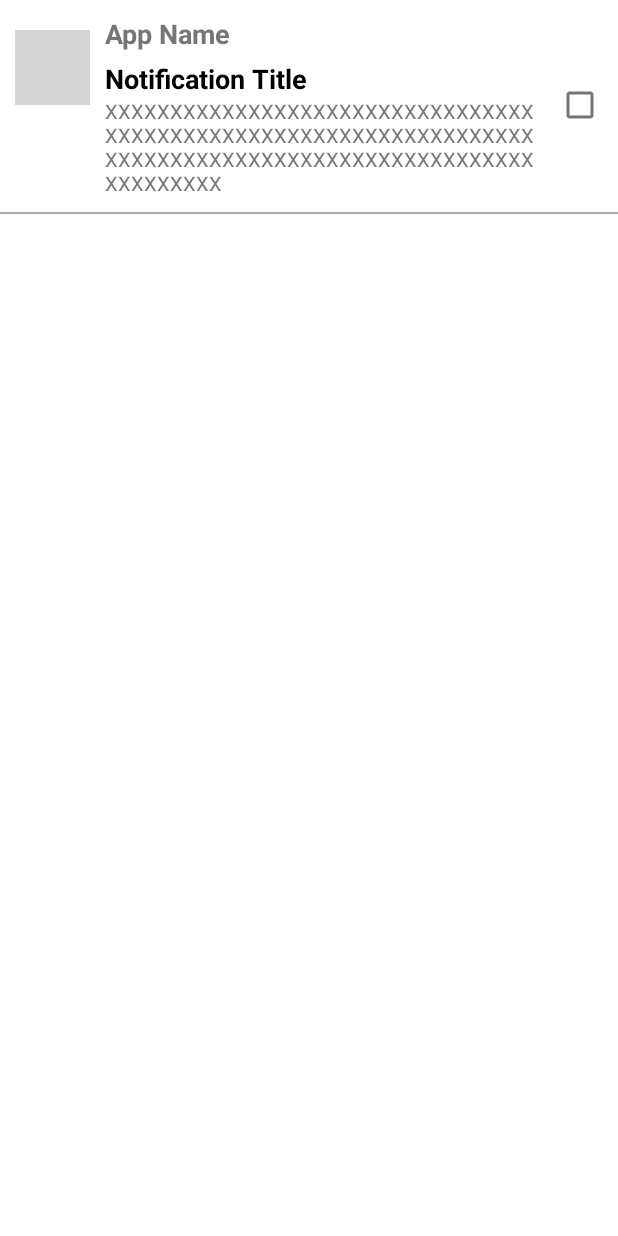
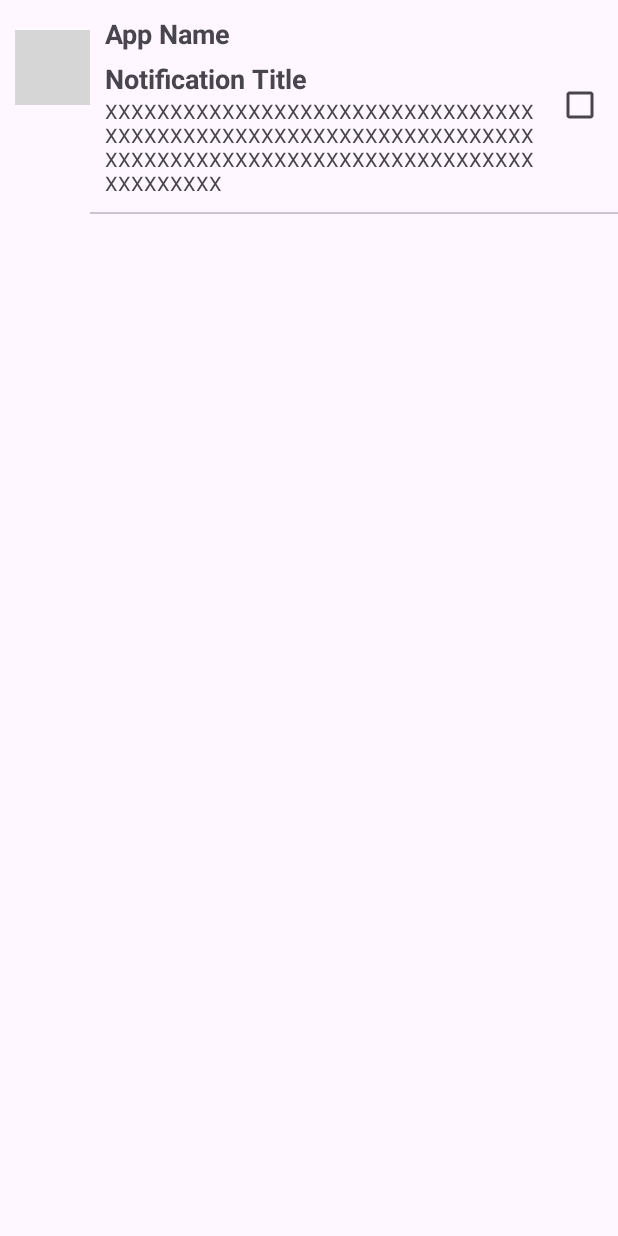
Before and after one commit to tjysdsg/notification_remover, an Android app: the layout notification_item_view.xml on its own in the app's theme, with its tools: preview values and no code run, on a phone screen of 412 x 824 dp. Run offline under Robolectric (Android 15) with nearby library versions, the phone set to English and light mode, and no system bars; grey boxes are pictures that could not be loaded.

Commit message:
Fix visual

```diff
--- a/app/src/main/java/com/tjysdsg/notification_remover/MainActivity.java
+++ b/app/src/main/java/com/tjysdsg/notification_remover/MainActivity.java
@@ -8,6 +8,8 @@ import android.widget.TextView;
 import androidx.recyclerview.widget.LinearLayoutManager;
 import androidx.recyclerview.widget.RecyclerView;
 import androidx.swiperefreshlayout.widget.SwipeRefreshLayout;
+
+import com.google.android.material.divider.MaterialDividerItemDecoration;
 
 public class MainActivity extends NotificationListenerActivity implements SwipeRefreshLayout.OnRefreshListener {
 
--- a/app/src/main/res/layout/notification_item_view.xml
+++ b/app/src/main/res/layout/notification_item_view.xml
@@ -33,7 +33,6 @@
                 android:layout_width="wrap_content"
                 android:layout_height="wrap_content"
                 android:text="App Name"
-                android:textColor="#757677"
                 android:textSize="8pt"
                 android:textStyle="bold" />
 
@@ -43,7 +42,6 @@
                 android:layout_height="wrap_content"
                 android:layout_marginTop="5dp"
                 android:text="Notification Title"
-                android:textColor="@color/black"
                 android:textSize="8pt"
                 android:textStyle="bold" />
 
@@ -52,7 +50,6 @@
                 android:layout_width="match_parent"
                 android:layout_height="wrap_content"
                 android:text="XXXXXXXXXXXXXXXXXXXXXXXXXXXXXXXXXXXXXXXXXXXXXXXXXXXXXXXXXXXXXXXXXXXXXXXXXXXXXXXXXXXXXXXXXXXXXXXXXXXXXXXXXXXX"
-                android:textColor="#757677"
                 android:textSize="6pt" />
         </LinearLayout>
 
@@ -63,10 +60,9 @@
             android:layout_gravity="center_vertical" />
     </LinearLayout>
 
-    <View
+    <com.google.android.material.divider.MaterialDivider
         android:layout_width="match_parent"
-        android:layout_height="1dp"
-        android:background="@android:color/darker_gray" />
-
+        android:layout_height="wrap_content"
+        app:dividerInsetStart="60dp" />
 
 </LinearLayout>
--- a/app/src/main/res/layout/service_permission_request_view.xml
+++ b/app/src/main/res/layout/service_permission_request_view.xml
@@ -27,13 +27,13 @@
             android:layout_weight="1"
             android:text="@string/notification_listener_service_explanation"
             android:textAlignment="textStart"
-            android:textColor="#333333"
             android:textSize="22sp"
             android:textStyle="bold"
             android:typeface="normal" />
 
         <Button
             android:id="@+id/enable_button"
+            style="@style/Widget.Material3.Button"
             android:layout_width="match_parent"
             android:layout_height="wrap_content"
             android:layout_marginHorizontal="20dp"
--- a/app/src/main/res/values-night/themes.xml
+++ b/app/src/main/res/values-night/themes.xml
@@ -1,9 +1,9 @@
 <resources xmlns:tools="http://schemas.android.com/tools">
     <!-- Base application theme. -->
-    <style name="Theme.NotificationRemover" parent="Theme.MaterialComponents.DayNight.DarkActionBar">
+    <style name="Theme.NotificationRemover" parent="Theme.Material3.DayNight.NoActionBar">
         <!-- Primary brand color. -->
         <item name="colorPrimary">@color/purple_200</item>
-        <item name="colorPrimaryVariant">@color/purple_700</item>
+        <item name="colorPrimaryVariant">#6221F3</item>
         <item name="colorOnPrimary">@color/black</item>
         <!-- Secondary brand color. -->
         <item name="colorSecondary">@color/teal_200</item>
--- a/app/src/main/res/values/strings.xml
+++ b/app/src/main/res/values/strings.xml
@@ -7,4 +7,5 @@
     <string name="notification_clear_btn">clear</string>
     <string name="enable_button">Enable</string>
     <string name="no_notifications_prompt">No notifications found</string>
+    <string name="pull_to_refresh">Pull to refresh</string>
 </resources>
--- a/app/src/main/res/values/themes.xml
+++ b/app/src/main/res/values/themes.xml
@@ -1,9 +1,9 @@
 <resources xmlns:tools="http://schemas.android.com/tools">
     <!-- Base application theme. -->
-    <style name="Theme.NotificationRemover" parent="Theme.MaterialComponents.DayNight.DarkActionBar">
+    <style name="Theme.NotificationRemover" parent="Theme.Material3.DayNight.NoActionBar">
         <!-- Primary brand color. -->
         <item name="colorPrimary">@color/purple_500</item>
-        <item name="colorPrimaryVariant">@color/purple_700</item>
+        <item name="colorPrimaryVariant">@color/purple_200</item>
         <item name="colorOnPrimary">@color/white</item>
         <!-- Secondary brand color. -->
         <item name="colorSecondary">@color/teal_200</item>
```
Also changed, not shown: app/src/main/res/layout/main_activity.xml (+18 -1 lines).
